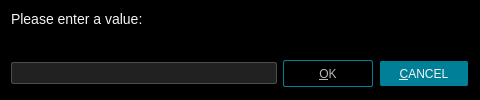
Above: src/ui/inputdialog.ui from u8sand/Baka-MPlayer before the change. Below: the same form after it.
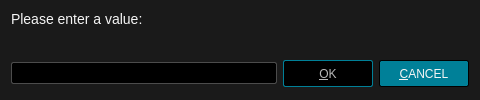
That is the form after the change.

Commit message: Changed background color to #1A1A1A

The edit to the form file:
```diff
--- a/src/ui/inputdialog.ui
+++ b/src/ui/inputdialog.ui
@@ -16,14 +16,14 @@
   <property name="styleSheet">
    <string notr="true">QWidget {
 	font: 12px &quot;Noto Sans&quot;, &quot;FreeSans&quot;;
-	background: black;
+	background: #1A1A1A;
 	color: whitesmoke;
 }
 
 /* QLineEdit */
 
 QLineEdit {
-	background: #212121;
+	background: black;
 	border: 1px solid #4C4C4C;
 	border-radius: 2px;
 	padding: 2px;
```
The commit also changes 7 other files.
